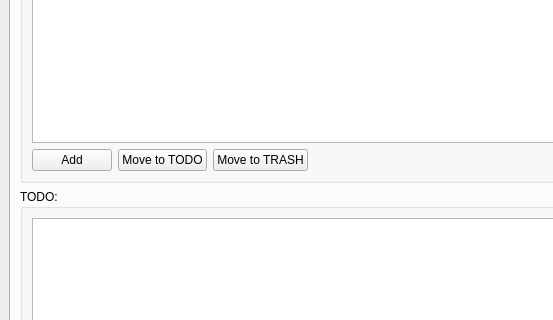
This is GettingThingsDone/mainwindow.ui in eloranta/GettingThingsDone as Qt 5 draws it before an edit; both pictures show x 0 to 553 and y 146 to 466 of the 800 by 662 pixel window. The edited form follows.
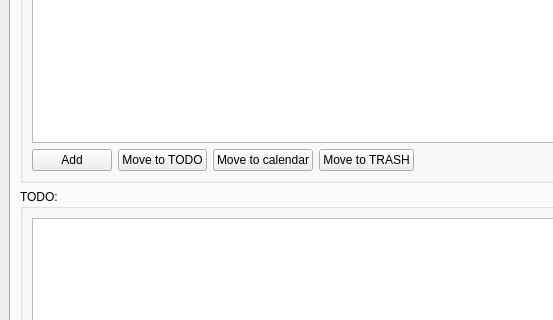
This is the edited form.

Commit message: add: calendar move functionaliy + calendar sorting

Diff of the .ui file:
```diff
--- a/GettingThingsDone/mainwindow.ui
+++ b/GettingThingsDone/mainwindow.ui
@@ -68,6 +68,13 @@
                  </property>
                 </widget>
                </item>
+               <item>
+                <widget class="QPushButton" name="inboxMoveToCalendarButton">
+                 <property name="text">
+                  <string>Move to calendar</string>
+                 </property>
+                </widget>
+               </item>
                <item>
                 <widget class="QPushButton" name="inboxMoveToTrashButton">
                  <property name="text">
```
The commit also changes 2 other files.
